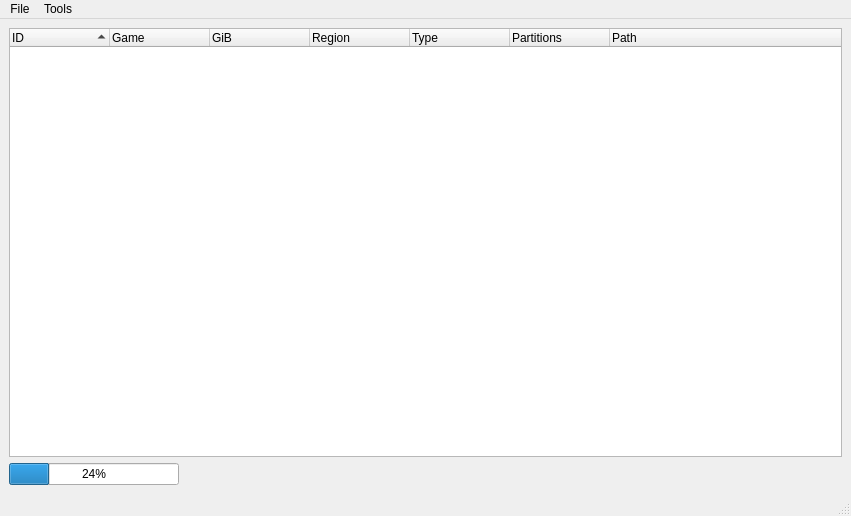
The window that partitionwindow.ui (giantpune/qtwitgui) describes before a commit, drawn with Qt 5.
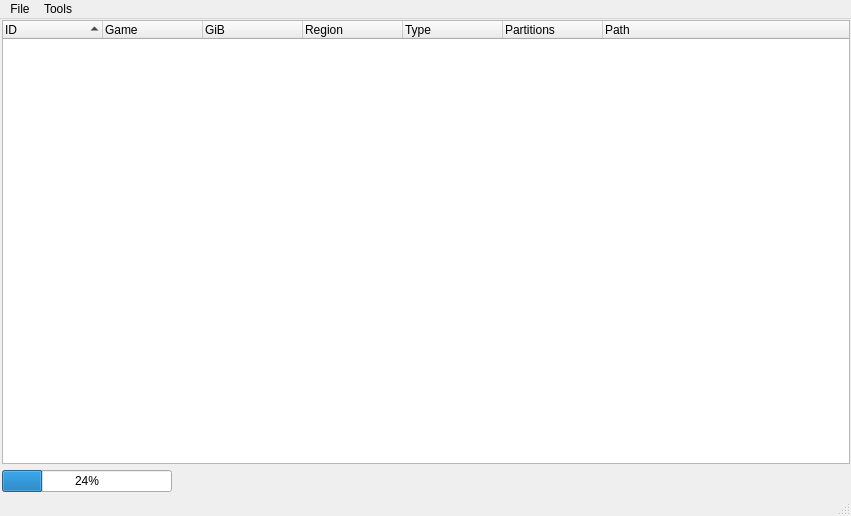
The same window after the commit.

Commit message: * change margins to allow more stuff to fit in most of the different windows

What changed in the file:
```diff
--- a/partitionwindow.ui
+++ b/partitionwindow.ui
@@ -21,6 +21,18 @@
   </property>
   <widget class="QWidget" name="centralwidget">
    <layout class="QGridLayout" name="gridLayout">
+    <property name="leftMargin">
+     <number>2</number>
+    </property>
+    <property name="topMargin">
+     <number>1</number>
+    </property>
+    <property name="rightMargin">
+     <number>1</number>
+    </property>
+    <property name="bottomMargin">
+     <number>2</number>
+    </property>
     <item row="0" column="0">
      <widget class="QTreeWidget" name="treeWidget">
       <property name="contextMenuPolicy">
```
The commit also changes 4 other files.
